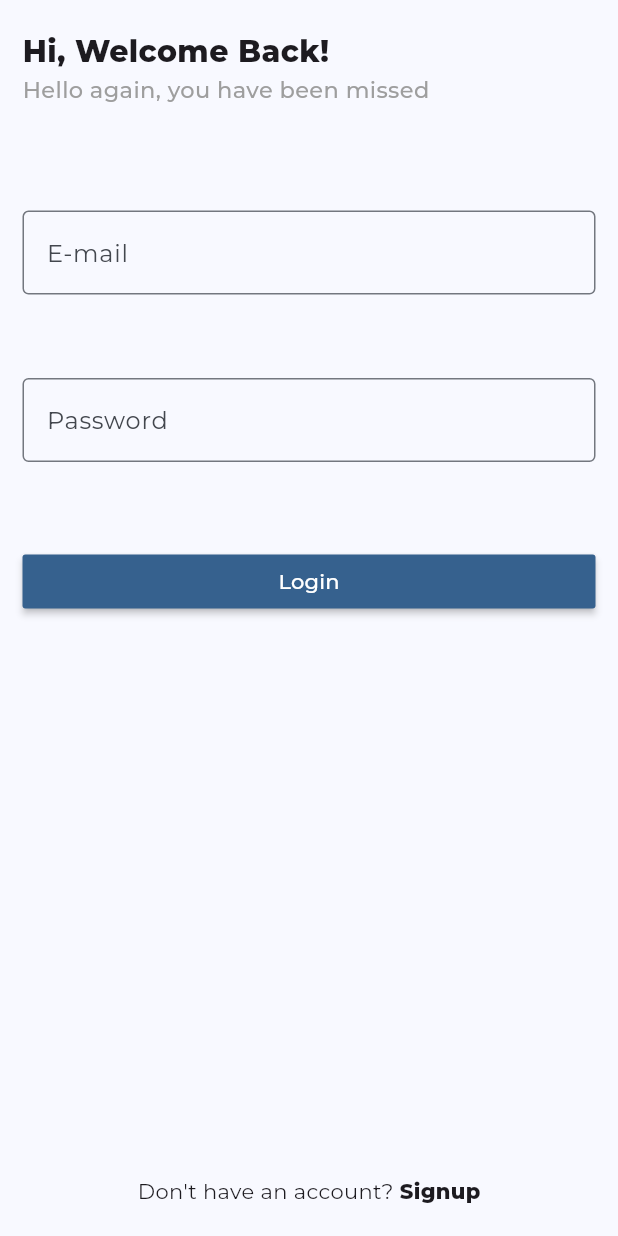
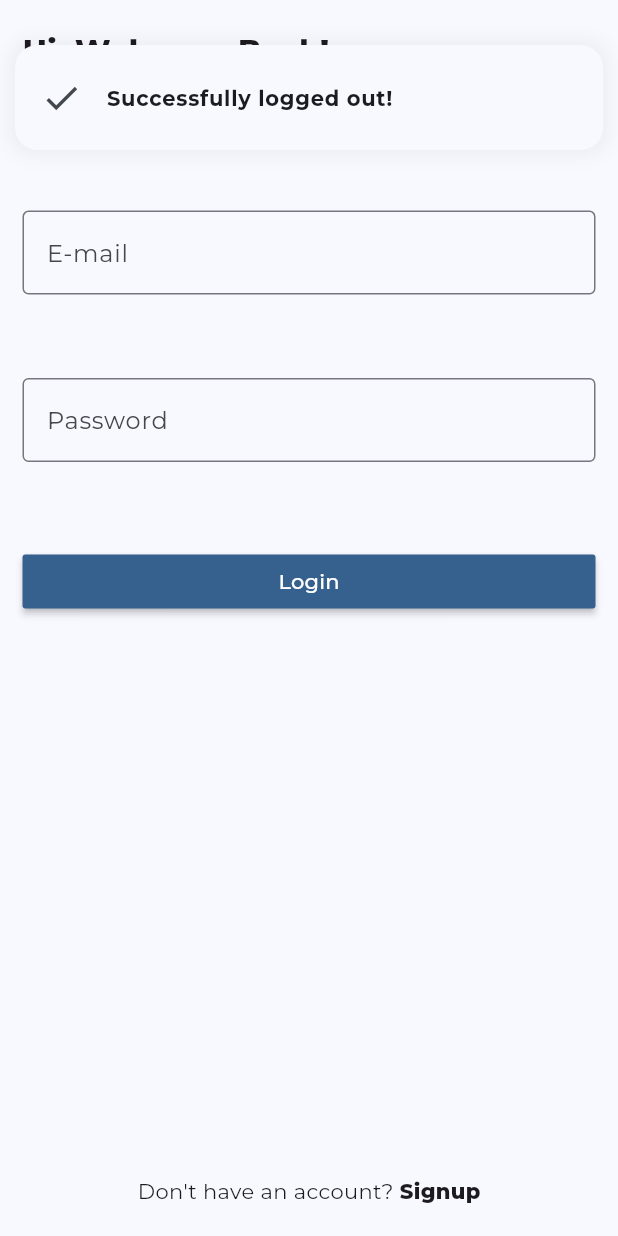
Before and after one commit to rkt1234/chatapp, a Flutter app: the HomeScreen screen opened by its route, after a tap on the "logout" icon, on a phone screen of 412 x 824 dp. Run offline on Flutter 3.47's test engine with Material 3 defaults, Android fonts, the phone set to English and light mode, and no system bars; drawn by our look-alikes of delightful_toast; our stand-ins replace firebase_auth, firebase_core, get_it, google_fonts; accounts and stored records are empty.

Commit message:
toast message added

```diff
--- a/lib/getit/register_services.dart
+++ b/lib/getit/register_services.dart
@@ -1,3 +1,4 @@
+import 'package:chatapp/services/alert_service.dart';
 import 'package:chatapp/services/auth_service.dart';
 import 'package:chatapp/services/navigation_service.dart';
 import 'package:get_it/get_it.dart';
@@ -6,6 +7,7 @@ Future<void> registerServices() async {
   final GetIt getIt=GetIt.instance;
   getIt.registerSingleton<AuthService>(AuthService());
   getIt.registerSingleton<NavigationService>(NavigationService());
+  getIt.registerSingleton<AlertService>(AlertService());
 
 
 }
--- a/lib/screens/home_screen.dart
+++ b/lib/screens/home_screen.dart
@@ -1,5 +1,6 @@
 // import 'dart:js_interop';
 
+import 'package:chatapp/services/alert_service.dart';
 import 'package:chatapp/services/auth_service.dart';
 import 'package:chatapp/services/navigation_service.dart';
 import 'package:flutter/material.dart';
@@ -16,23 +17,31 @@ class _HomeScreenState extends State<HomeScreen> {
   final GetIt _getIt = GetIt.instance;
   late AuthService _authService;
   late NavigationService _navigationService;
+  late AlertService _alertService;
 
   @override
   void initState() {
     super.initState();
     _authService = _getIt.get<AuthService>();
     _navigationService = _getIt.get<NavigationService>();
+    _alertService = _getIt.get<AlertService>();
   }
+
   @override
   Widget build(BuildContext context) {
     return Scaffold(
       appBar: AppBar(
         actions: [
           IconButton(
-        onPressed: () async{
+            onPressed: () async {
               bool result = await _authService.logout();
-          if(result) {
+              if (result) {
+                _alertService.showToast(
+                    text: "Successfully logged out!", icon: Icons.check);
+
                 _navigationService.pushReplacementNamed("/login");
+              } else {
+                _alertService.showToast(text: "Logout failed");
               }
             },
             icon: const Icon(Icons.logout),
--- a/lib/screens/login_screen.dart
+++ b/lib/screens/login_screen.dart
@@ -1,3 +1,4 @@
+import 'package:chatapp/services/alert_service.dart';
 import 'package:chatapp/services/auth_service.dart';
 import 'package:chatapp/services/navigation_service.dart';
 import 'package:chatapp/utils/constants.dart';
@@ -17,6 +18,7 @@ class _LoginScreenState extends State<LoginScreen> {
   final GlobalKey<FormState> _loginFormKey = GlobalKey();
   late AuthService authService;
   late NavigationService _navigationService;
+  late AlertService _alertService;
   String? email, password;
 
   @override
@@ -24,6 +26,7 @@ class _LoginScreenState extends State<LoginScreen> {
     super.initState();
     authService = getIt.get<AuthService>();
     _navigationService = getIt.get<NavigationService>();
+    _alertService = getIt.get<AlertService>();
   }
 
   @override
@@ -120,7 +123,10 @@ class _LoginScreenState extends State<LoginScreen> {
 
             if (result) {
               _navigationService.pushReplacementNamed('/home');
-            } else {}
+              _alertService.showToast(text: "Login successful");
+            } else {
+              _alertService.showToast(text: "Failed to login, Please try again!", icon: Icons.error);
+            }
           }
         },
         child: const Text("Login", style: TextStyle(color: Colors.white)),
--- /dev/null
+++ b/lib/services/alert_service.dart
@@ -0,0 +1,32 @@
+import 'package:chatapp/services/navigation_service.dart';
+import 'package:delightful_toast/delight_toast.dart';
+import 'package:delightful_toast/toast/components/toast_card.dart';
+import 'package:delightful_toast/toast/utils/enums.dart';
+import 'package:flutter/material.dart';
+import 'package:get_it/get_it.dart';
+
+class AlertService {
+  final GetIt _getIt = GetIt.instance;
+  late NavigationService _navigationService;
+
+  AlertService() {
+    _navigationService=_getIt.get<NavigationService>();
+  }
+
+  void showToast({required String text, IconData icon = Icons.info}) {
+    try {
+      DelightToastBar(
+        autoDismiss: true,
+        position: DelightSnackbarPosition.top,
+        builder: (context) {
+          return ToastCard(
+            leading: Icon(icon,size:28),
+            title: Text(text,style: const TextStyle(fontWeight: FontWeight.w700, fontSize: 14),),
+          );
+        },
+      ).show(_navigationService.navigatorKey!.currentContext!);
+    } catch (e) {
+      print(e);
+    }
+  }
+}
```
Lines whose indentation alone changed are shown as unchanged.
